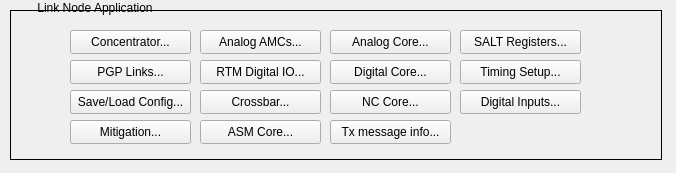
This is mps_expert_embed_link_node_information.ui in ad-build-test/pydm-mps as Qt 5 draws it before an edit. The edited form follows.
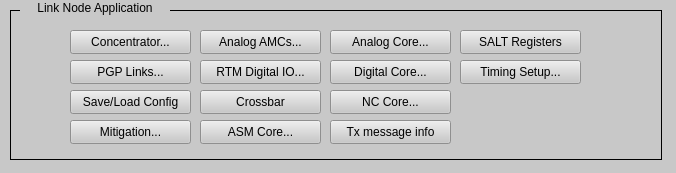
This is the edited form. Custom widgets are drawn as their Qt base class.

Commit message: update MPS displays

The edit to the form file:
```diff
--- a/mps_expert_embed_link_node_information.ui
+++ b/mps_expert_embed_link_node_information.ui
@@ -13,6 +13,9 @@
   <property name="windowTitle">
    <string>Form</string>
   </property>
+  <property name="styleSheet">
+   <string notr="true">background-color: rgb(200, 200, 200);</string>
+  </property>
   <widget class="QFrame" name="frame">
    <property name="geometry">
     <rect>
@@ -54,41 +57,6 @@
     <property name="showIcon" stdset="0">
      <bool>false</bool>
     </property>
-   </widget>
-   <widget class="PyDMEDMDisplayButton" name="PyDMEDMDisplayButton_2">
-    <property name="geometry">
-     <rect>
-      <x>60</x>
-      <y>50</y>
-      <width>121</width>
-      <height>24</height>
-     </rect>
-    </property>
-    <property name="toolTip">
-     <string/>
-    </property>
-    <property name="text">
-     <string>PGP Links...</string>
-    </property>
-    <property name="filenames" stdset="0">
-     <stringlist>
-      <string>$EDM/mps/mps_linknode_pgp_port_hps.edl</string>
-      <string>$EDM/mps/mps_linknode_pgp_port_hps.edl</string>
-      <string>$EDM/mps/mps_linknode_pgp_port_hps.edl</string>
-      <string>$EDM/mps/mps_linknode_pgp_port_hps.edl</string>
-     </stringlist>
-    </property>
-    <property name="titles" stdset="0">
-     <stringlist>
-      <string>port0</string>
-      <string>port1</string>
-      <string>port2</string>
-      <string>port3</string>
-     </stringlist>
-    </property>
-    <property name="showIcon" stdset="0">
-     <bool>false</bool>
-    </property>
     <property name="macros" stdset="0">
      <stringlist>
       <string>N=0, P=${P}</string>
@@ -111,7 +79,7 @@
      <string/>
     </property>
     <property name="text">
-     <string>Save/Load Config...</string>
+     <string>Save/Load Config</string>
     </property>
     <property name="filenames" stdset="0">
      <stringlist>
@@ -205,23 +173,7 @@
     <property name="showIcon" stdset="0">
      <bool>false</bool>
     </property>
-   </widget>
-   <widget class="PyDMEDMDisplayButton" name="PyDMEDMDisplayButton_7">
-    <property name="geometry">
-     <rect>
-      <x>190</x>
-      <y>80</y>
-      <width>121</width>
-      <height>24</height>
-     </rect>
-    </property>
-    <property name="toolTip">
-     <string/>
-    </property>
-    <property name="text">
-     <string>Crossbar...</string>
-    </property>
-    <property name="filenames" stdset="0">
+    <property name="macros" stdset="0">
      <stringlist>
       <string>$EDM/mps/mps_linknode_timing_hps.edl</string>
      </stringlist>
@@ -354,7 +306,7 @@
      <string/>
     </property>
     <property name="text">
-     <string>Tx message info...</string>
+     <string>Tx message info</string>
     </property>
     <property name="filenames" stdset="0">
      <stringlist>
@@ -367,23 +319,7 @@
     <property name="showIcon" stdset="0">
      <bool>false</bool>
     </property>
-   </widget>
-   <widget class="PyDMEDMDisplayButton" name="PyDMEDMDisplayButton_13">
-    <property name="geometry">
-     <rect>
-      <x>450</x>
-      <y>20</y>
-      <width>121</width>
-      <height>24</height>
-     </rect>
-    </property>
-    <property name="toolTip">
-     <string/>
-    </property>
-    <property name="text">
-     <string>SALT Registers...</string>
-    </property>
-    <property name="filenames" stdset="0">
+    <property name="macros" stdset="0">
      <stringlist>
       <string>$EDM/mps/mps_linknode_salt_hps.edl</string>
      </stringlist>
@@ -427,10 +363,74 @@
      </stringlist>
     </property>
    </widget>
-   <widget class="PyDMEDMDisplayButton" name="PyDMEDMDisplayButton_15">
+   <widget class="PyDMRelatedDisplayButton" name="PyDMRelatedDisplayButton">
+    <property name="geometry">
+     <rect>
+      <x>60</x>
+      <y>50</y>
+      <width>121</width>
+      <height>24</height>
+     </rect>
+    </property>
+    <property name="toolTip">
+     <string/>
+    </property>
+    <property name="text">
+     <string>PGP Links...</string>
+    </property>
+    <property name="filenames" stdset="0">
+     <stringlist>
+      <string>mps_pgp_status.ui</string>
+     </stringlist>
+    </property>
+    <property name="titles" stdset="0">
+     <stringlist>
+      <string>Port 0</string>
+     </stringlist>
+    </property>
+    <property name="showIcon" stdset="0">
+     <bool>false</bool>
+    </property>
+    <property name="macros" stdset="0">
+     <stringlist>
+      <string>{&quot;N&quot;:&quot;0&quot;}</string>
+     </stringlist>
+    </property>
+    <property name="openInNewWindow" stdset="0">
+     <bool>true</bool>
+    </property>
+   </widget>
+   <widget class="PyDMRelatedDisplayButton" name="PyDMRelatedDisplayButton_2">
     <property name="geometry">
      <rect>
       <x>450</x>
+      <y>20</y>
+      <width>121</width>
+      <height>24</height>
+     </rect>
+    </property>
+    <property name="toolTip">
+     <string/>
+    </property>
+    <property name="text">
+     <string>SALT Registers</string>
+    </property>
+    <property name="filenames" stdset="0">
+     <stringlist>
+      <string>mps_embed_salt.ui</string>
+     </stringlist>
+    </property>
+    <property name="showIcon" stdset="0">
+     <bool>false</bool>
+    </property>
+    <property name="openInNewWindow" stdset="0">
+     <bool>true</bool>
+    </property>
+   </widget>
+   <widget class="PyDMRelatedDisplayButton" name="PyDMRelatedDisplayButton_3">
+    <property name="geometry">
+     <rect>
+      <x>190</x>
       <y>80</y>
       <width>121</width>
       <height>24</height>
@@ -440,7 +440,7 @@
      <string/>
     </property>
     <property name="text">
-     <string>Digital Inputs...</string>
+     <string>Crossbar</string>
     </property>
     <property name="filenames" stdset="0">
      <stringlist>
```
Left out of the diff: 66 changed lines with no effect on the pictures. The commit also changes 11 other files.
